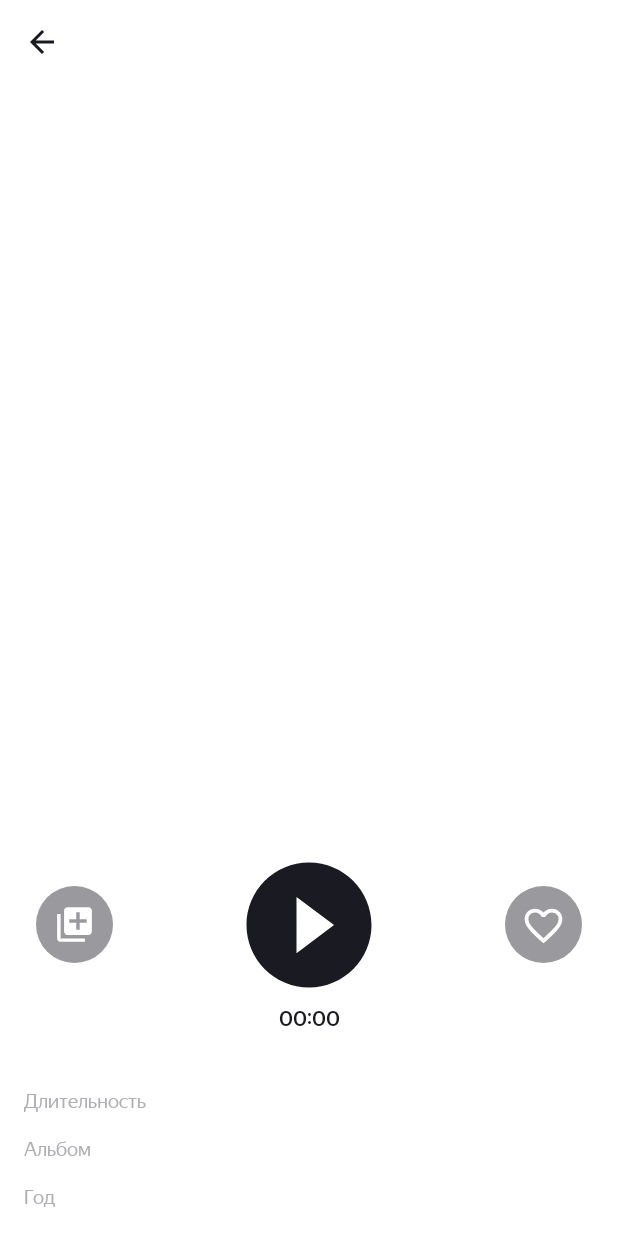
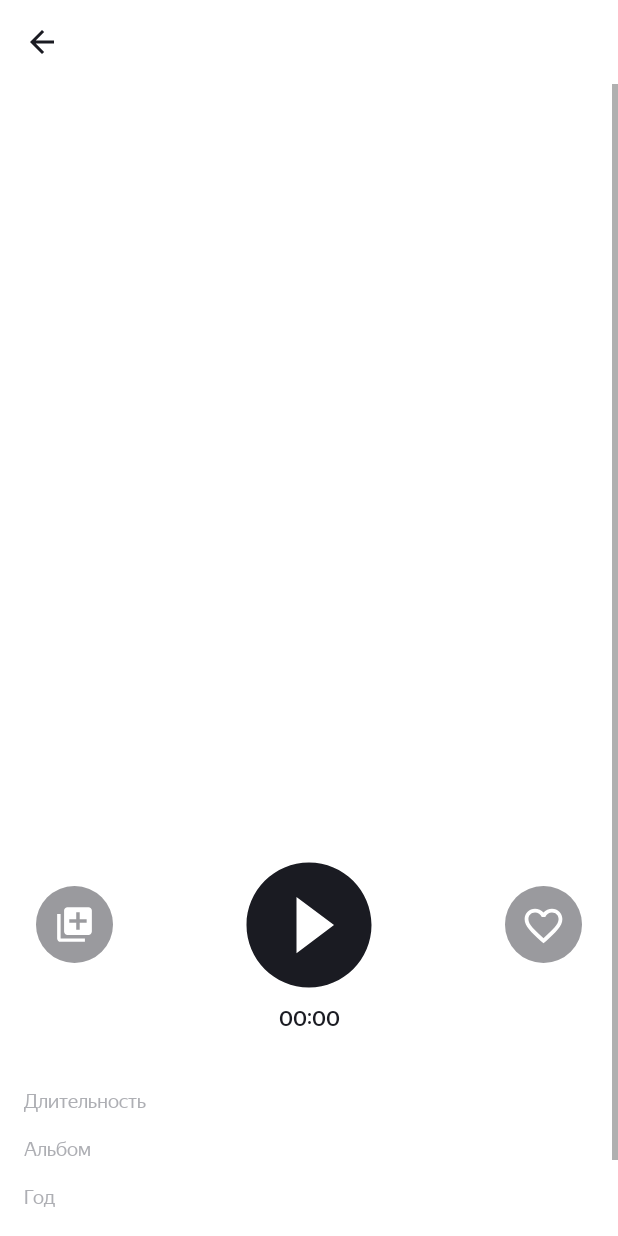
Before and after one commit to Nicoanik/PlaylistMaker, an Android app: the MediaPlayerActivity screen opened directly, with no data from a screen before it, on a phone screen of 412 x 824 dp. Run offline under Robolectric (Android 15) with nearby library versions, the phone set to English and light mode, and no system bars; pictures from the network do not load; 10 statements that could not run were skipped.

Commit message:
Sprint 15 fix comments on layout

```diff
--- a/app/src/main/AndroidManifest.xml
+++ b/app/src/main/AndroidManifest.xml
@@ -16,7 +16,7 @@
         android:theme="@style/Theme.MaterialComponents.DayNight.NoActionBar"
         tools:targetApi="31">
         <activity
-            android:name=".ui.mediaplayer.MediaPlayerActivity"
+            android:name=".ui.media_player.MediaPlayerActivity"
             android:exported="false" />
         <activity
             android:name=".ui.settings.SettingsActivity"
--- a/app/src/main/java/com/example/playlistmaker/ui/mediaplayer/MediaPlayerActivity.kt
+++ b/app/src/main/java/com/example/playlistmaker/ui/media_player/MediaPlayerActivity.kt
@@ -1,4 +1,4 @@
-package com.example.playlistmaker.ui.mediaplayer
+package com.example.playlistmaker.ui.media_player
 
 import android.media.MediaPlayer
 import android.os.Bundle
--- a/app/src/main/java/com/example/playlistmaker/ui/search/SearchActivity.kt
+++ b/app/src/main/java/com/example/playlistmaker/ui/search/SearchActivity.kt
@@ -24,7 +24,7 @@ import androidx.core.view.isVisible
 import androidx.recyclerview.widget.LinearLayoutManager
 import androidx.recyclerview.widget.RecyclerView
 import com.example.playlistmaker.Creator
-import com.example.playlistmaker.ui.mediaplayer.MediaPlayerActivity
+import com.example.playlistmaker.ui.media_player.MediaPlayerActivity
 import com.example.playlistmaker.R
 import com.example.playlistmaker.domain.api.TracksInteractor
 import com.example.playlistmaker.domain.models.Resource
--- a/app/src/main/res/layout/activity_media_player.xml
+++ b/app/src/main/res/layout/activity_media_player.xml
@@ -1,12 +1,34 @@
 <?xml version="1.0" encoding="utf-8"?>
-<androidx.constraintlayout.widget.ConstraintLayout xmlns:android="http://schemas.android.com/apk/res/android"
+<androidx.constraintlayout.widget.ConstraintLayout
+    xmlns:android="http://schemas.android.com/apk/res/android"
     xmlns:app="http://schemas.android.com/apk/res-auto"
     xmlns:tools="http://schemas.android.com/tools"
     android:id="@+id/activity_media_player"
     android:layout_width="match_parent"
     android:layout_height="match_parent"
-    tools:context=".ui.mediaplayer.MediaPlayerActivity"
+    tools:context=".ui.media_player.MediaPlayerActivity"
     style="@style/ModeActivity">
+
+    <ImageView
+        android:id="@+id/back_button_audio_player"
+        android:layout_width="@dimen/dp_48"
+        android:layout_height="@dimen/dp_48"
+        android:scaleType="center"
+        android:src="@drawable/ic_back_arrow_24"
+        android:layout_marginStart="@dimen/dp_4"
+        android:layout_marginTop="@dimen/dp_4"
+        app:layout_constraintStart_toStartOf="parent"
+        app:layout_constraintTop_toTopOf="parent"
+        style="@style/toolbar" />
+
+    <ScrollView
+        android:layout_width="match_parent"
+        android:layout_height="match_parent"
+        android:layout_marginTop="56dp">
+
+        <androidx.constraintlayout.widget.ConstraintLayout
+            android:layout_width="match_parent"
+            android:layout_height="wrap_content">
 
             <androidx.constraintlayout.widget.Guideline
                 android:id="@+id/startBorder"
@@ -25,22 +47,10 @@
                 app:layout_constraintStart_toStartOf="parent"/>
 
             <ImageView
-        android:id="@+id/back_button_audio_player"
-        android:layout_width="@dimen/dp_48"
-        android:layout_height="@dimen/dp_48"
-        android:scaleType="center"
-        android:src="@drawable/ic_back_arrow_24"
-        android:layout_marginStart="@dimen/dp_4"
-        android:layout_marginTop="@dimen/dp_4"
-        app:layout_constraintStart_toStartOf="parent"
-        app:layout_constraintTop_toTopOf="parent"
-        style="@style/toolbar" />
-
-    <ImageView
                 android:id="@+id/iv_album_cover"
                 android:layout_width="@dimen/dp_0"
                 android:layout_height="@dimen/dp_0"
-        android:layout_marginTop="82dp"
+                android:layout_marginTop="@dimen/dp_26"
                 app:layout_constraintDimensionRatio="1:1"
                 app:layout_constraintStart_toStartOf="@id/startBorder"
                 app:layout_constraintEnd_toEndOf="@id/endBorder"
@@ -254,3 +264,5 @@
                 style="@style/track_description_media" />
 
         </androidx.constraintlayout.widget.ConstraintLayout>
+    </ScrollView>
+</androidx.constraintlayout.widget.ConstraintLayout>
--- a/app/src/main/res/values/dimens.xml
+++ b/app/src/main/res/values/dimens.xml
@@ -9,6 +9,7 @@
     <dimen name="dp_19">19dp</dimen>
     <dimen name="dp_21">21dp</dimen>
     <dimen name="dp_24">24dp</dimen>
+    <dimen name="dp_26">26dp</dimen>
     <dimen name="dp_28">28dp</dimen>
     <dimen name="dp_32">32dp</dimen>
     <dimen name="dp_34">34dp</dimen>
```
Lines whose indentation alone changed are shown as unchanged.
